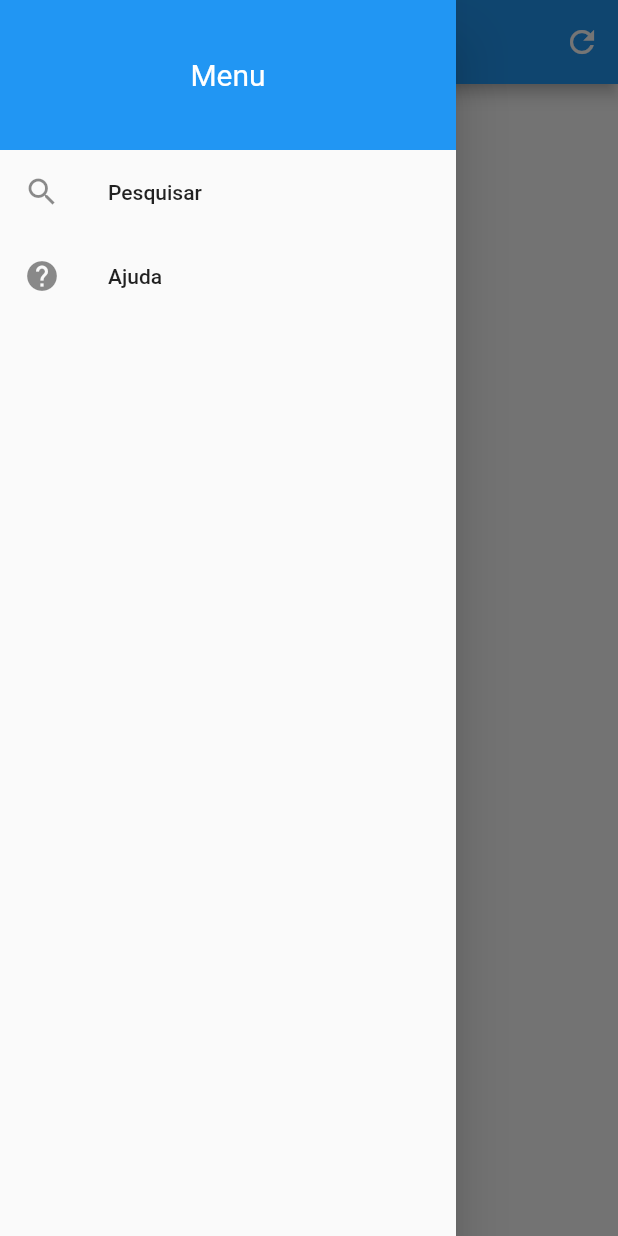
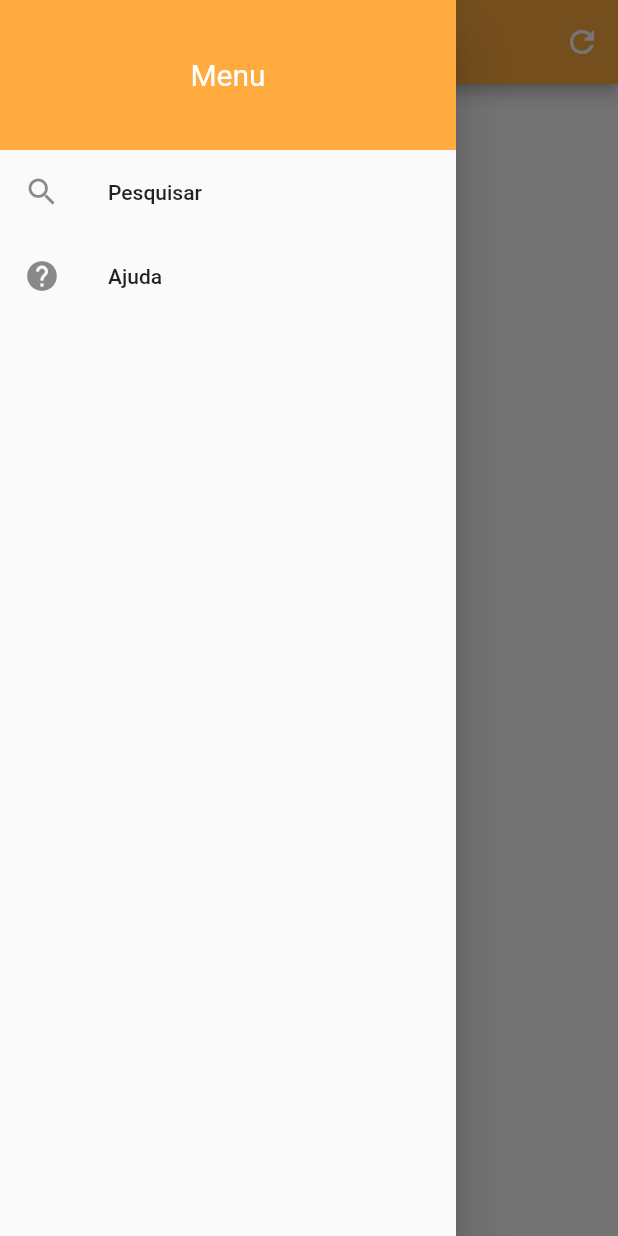
Before and after one commit to SamuAlves/sigla_paises, a Flutter app: the screen it shows after launch, with the side drawer open, on a phone screen of 412 x 824 dp. Run offline on Flutter 3.47's test engine with Material 2 defaults, Android fonts, the phone set to English and light mode, and no system bars; our stand-ins replace toast; network calls fail.

Commit message:
mudança de cor e estrutura de exibição

```diff
--- a/lib/view/ajuda.dart
+++ b/lib/view/ajuda.dart
@@ -6,6 +6,7 @@ class Ajuda extends StatelessWidget {
   Widget build(BuildContext context) {
     return Scaffold(
         appBar: AppBar(
+          backgroundColor: Colors.orangeAccent,
           title: Text("Ajuda"),
         ),
         body: Container(
--- a/lib/view/menu.dart
+++ b/lib/view/menu.dart
@@ -18,7 +18,7 @@ class Menu extends StatelessWidget with Mensagem {
           children: [
             Container(
               alignment: Alignment.center,
-              color: Colors.blue,
+              color: Colors.orangeAccent,
               height: 100.0,
               child: Text(
                 'Menu',
@@ -69,7 +69,7 @@ class Menu extends StatelessWidget with Mensagem {
                                     child: Text(
                                       "OK",
                                       style:
-                                          TextStyle(color: Colors.blueAccent),
+                                          TextStyle(color: Colors.orangeAccent),
                                     )),
                               ],
                               mainAxisAlignment: MainAxisAlignment.end,
--- a/lib/view/paises_dados.dart
+++ b/lib/view/paises_dados.dart
@@ -32,7 +32,9 @@ class _PaisesDadosState extends State<PaisesDados> {
                           child: Text(
                             'Carregando Dados',
                             style: TextStyle(
-                              fontSize: 16.0,
+                              fontSize: 20.0,
+                              backgroundColor: Colors.orangeAccent,
+                              color: Colors.white,
                             ),
                           )));
                 }
@@ -50,29 +52,21 @@ class _PaisesDadosState extends State<PaisesDados> {
                 itemBuilder: (context, index) {
                   return Container(
                     child: Card(
-                      child: ExpansionTile(
+                      child: ListTile(
                         title: Text(
                           '${paises[index]["name"]}',
                           style: TextStyle(
-                              color: Colors.blueAccent,
+                              color: Colors.orangeAccent,
                               fontWeight: FontWeight.bold,
                               fontSize: 20.0),
                         ),
-                        children: [
-                          Padding(
-                            padding: const EdgeInsets.all(20),
-                            child: Container(
-                              alignment: Alignment.centerLeft,
-                              child: Text(
+                        subtitle: Text(
                           "${paises[index]["code"] ?? "--"}",
                           style: TextStyle(
                               color: Colors.grey,
                               fontWeight: FontWeight.bold,
                               fontSize: 16.0),
                         ),
-                            ),
-                          )
-                        ],
                       ),
                     ),
                   );
--- a/lib/view/paises_screen.dart
+++ b/lib/view/paises_screen.dart
@@ -12,7 +12,10 @@ class PaisesScreen extends StatelessWidget {
   @override
   Widget build(BuildContext context) {
     return Scaffold(
-      appBar: AppBar(title: Text('Sigla dos Paises'), actions: [
+      appBar: AppBar(
+          backgroundColor: Colors.orangeAccent,
+          title: Text('Sigla dos Paises'),
+          actions: [
             IconButton(
                 onPressed: () {
                   Navigator.push(
```
Also changed, not shown: lib/view/pesquiar.dart (deleted). Lines whose indentation alone changed are shown as unchanged.
